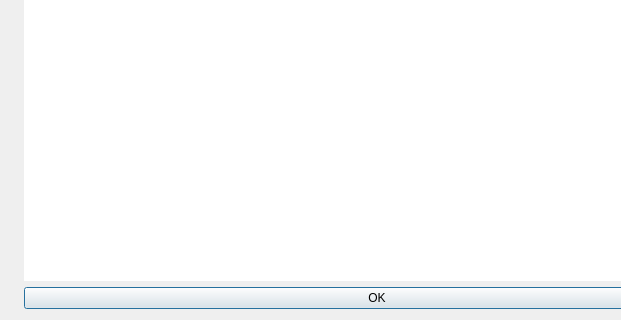
Old version of the form helpdialog.ui in the repository orkblutt/MinerLamp; both pictures show x 0 to 621 and y 115 to 435 of the 741 by 435 pixel window.
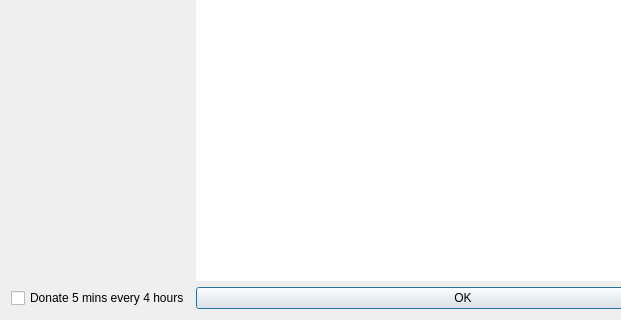
New version of the form. Icons and pictures are not drawn.

Commit message: donate as an option

What changed in the file:
```diff
--- a/helpdialog.ui
+++ b/helpdialog.ui
@@ -44,6 +44,13 @@
      </property>
     </widget>
    </item>
+   <item row="1" column="0">
+    <widget class="QCheckBox" name="checkBox">
+     <property name="text">
+      <string>Donate 5 mins every 4 hours</string>
+     </property>
+    </widget>
+   </item>
   </layout>
  </widget>
  <resources>
```
The commit also changes 8 other files.
